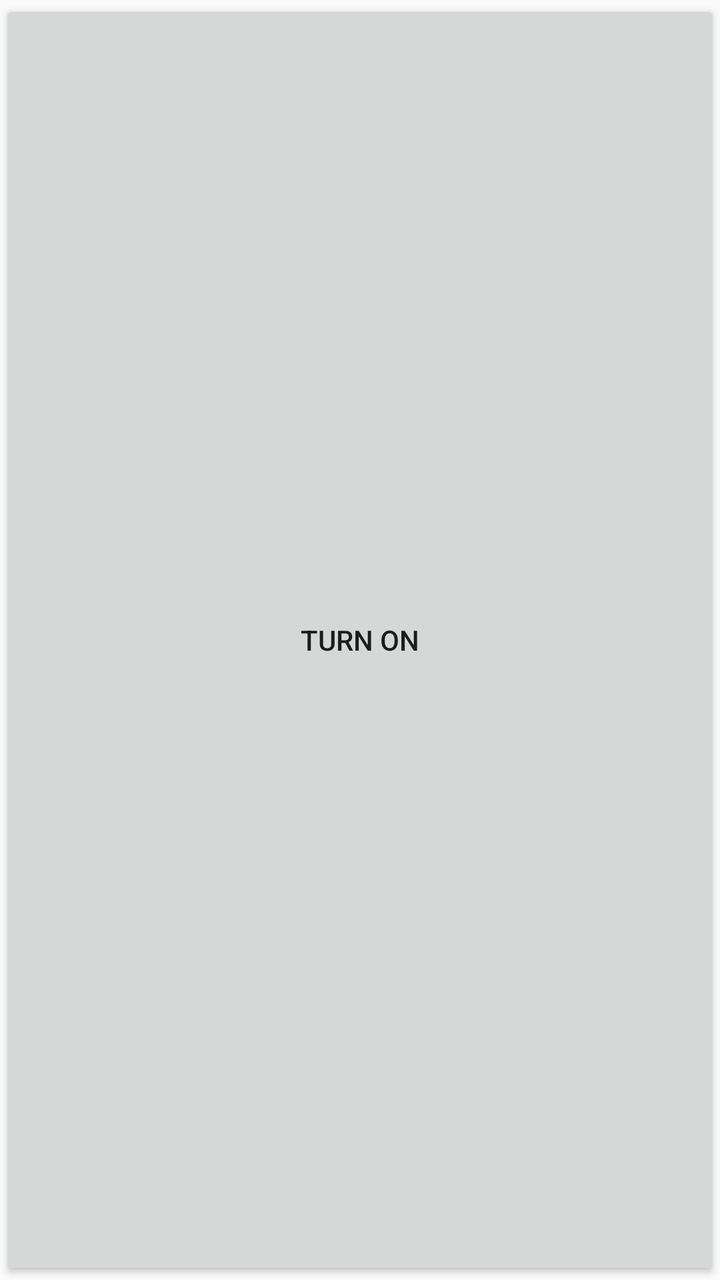
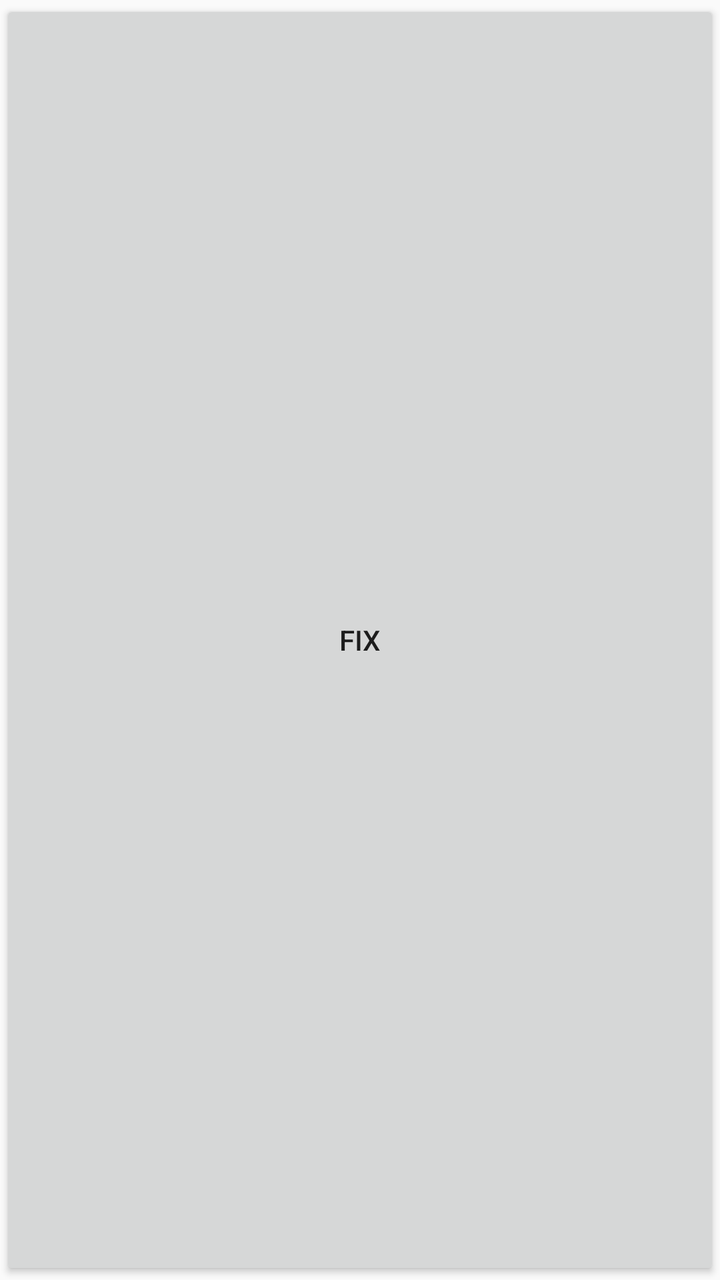

The first picture is an Android layout as it rendered before a commit; the second is the same layout after the commit. The layout source and the unified diff follow.
<!-- AndroidManifest.xml: application theme AppTheme -->
<!-- res/layout/forced_apps_permission_button.xml -->
<Button xmlns:android="http://schemas.android.com/apk/res/android"
          android:layout_width="wrap_content"
          android:layout_height="wrap_content"
          android:focusable="false"
          android:clickable="false"
          android:text="@string/preference_permissions_enable" />
<!-- resources referenced by this layout -->
<resources>
  <string name="preference_permissions_enable">Turn on</string>
  <style name="AppTheme" parent="Theme.AppCompat.Light.DarkActionBar">
  		<item name="colorPrimary">@color/primary_500</item>
  		<item name="colorPrimaryDark">@color/primary_700</item>
  		<item name="colorAccent">@color/accent_700</item>
  	</style>
  <color name="primary_500">#795548</color>
  <color name="primary_700">#5D4037</color>
  <color name="accent_700">#00B0FF</color>
</resources>

<!-- the commit's change to res/layout/forced_apps_permission_button.xml (unified diff, before → after) -->
@@ -3,4 +3,4 @@
           android:layout_height="wrap_content"
           android:focusable="false"
           android:clickable="false"
-          android:text="@string/preference_permissions_enable" />
+          android:text="@string/permission_needed_fix" />
<!-- resource entries referenced after the edit -->
@@ -1,6 +1,6 @@
 <!-- resources referenced by this layout -->
 <resources>
-  <string name="preference_permissions_enable">Turn on</string>
+  <string name="permission_needed_fix">Fix</string>
   <style name="AppTheme" parent="Theme.AppCompat.Light.DarkActionBar">
   		<item name="colorPrimary">@color/primary_500</item>
   		<item name="colorPrimaryDark">@color/primary_700</item>
